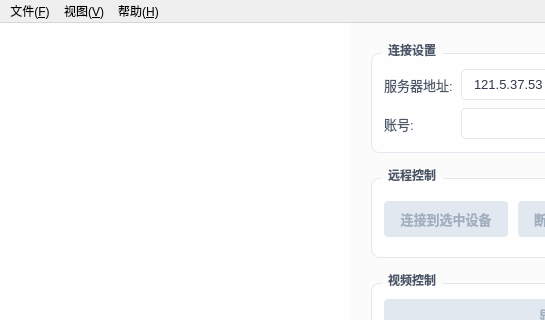
First picture: the form in WebRTCRemoteMaster/mainwindow.ui, repository HopeTiga/HopeDesk, before the edit; both pictures show x 0 to 545 and y 0 to 320 of the 1200 by 800 pixel window.
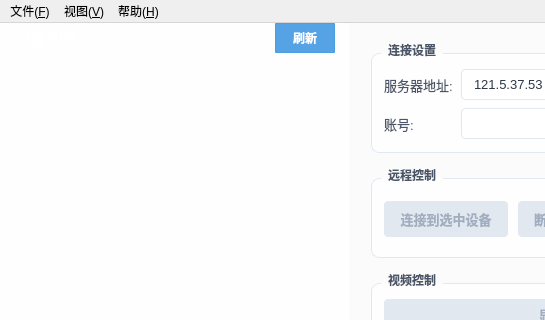
Second picture: the form after the edit.

The edit to the form file:
```diff
--- a/WebRTCRemoteMaster/mainwindow.ui
+++ b/WebRTCRemoteMaster/mainwindow.ui
@@ -158,10 +158,10 @@
             </property>
             <property name="styleSheet">
              <string notr="true">QPushButton {
-    background-color: rgba(255,255,255,0.2);
+    background-color: rgba(66,153,225,0.9);  /* 改为蓝色背景 */
     color: white;
-    border: 1px solid rgba(255,255,255,0.3);
-    border-radius: 4px;
+    border: 1px solid rgba(66,153,225,0.9);
+    border-radius: 1px;
     padding: 4px 8px;
     font-size: 12px;
     font-weight: 500;
```
Left out of the diff: 6 changed lines with no effect on the pictures. Lines whose indentation alone changed are shown as unchanged.
